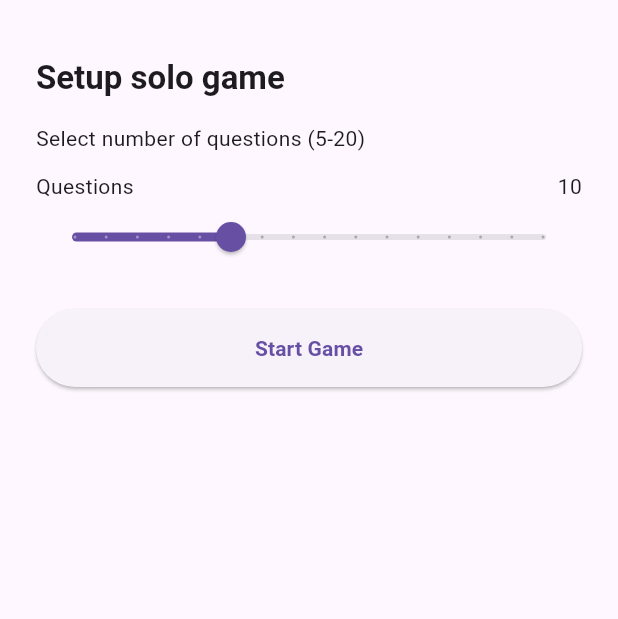
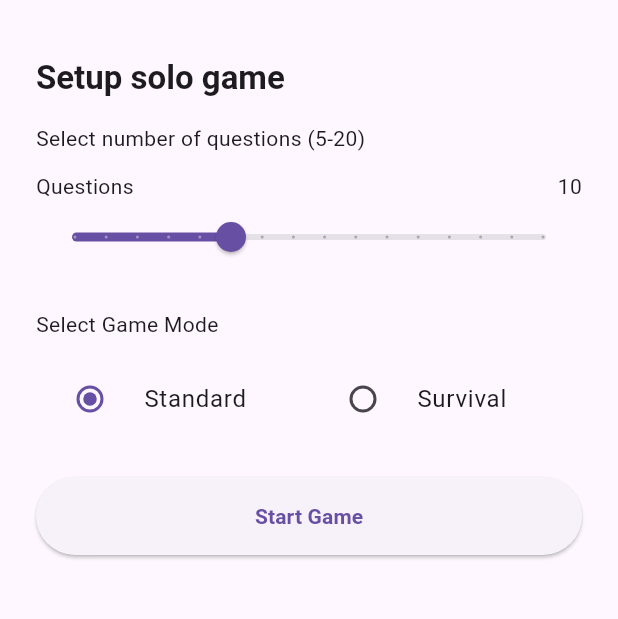
Before and after one commit to nmalen/QuizzBuilder_client, a Flutter app: the SetupSoloScreen screen opened directly, on a phone screen of 412 x 824 dp, the part 63-682 px from its top. Run offline on Flutter 3.47's test engine with Material 3 defaults, Android fonts, the phone set to English and light mode, and no system bars; our stand-ins replace flutter_secure_storage, shared_preferences; accounts and stored records are empty.

Commit message:
survival mode for solo game - unique questions for multiplayer game

```diff
--- a/lib/l10n/app_en.arb
+++ b/lib/l10n/app_en.arb
@@ -1,4 +1,6 @@
 {
+  "standardMode": "Standard",
+  "survivalMode": "Survival",
   "easy": "Easy",
   "medium": "Medium",
   "hard": "Hard",
--- a/lib/l10n/app_fr.arb
+++ b/lib/l10n/app_fr.arb
@@ -1,4 +1,6 @@
 {
+  "standardMode": "Standard",
+  "survivalMode": "Survie",
   "easy": "Facile",
   "medium": "Moyen",
   "hard": "Difficile",
--- a/lib/l10n/app_localizations.dart
+++ b/lib/l10n/app_localizations.dart
@@ -94,6 +94,18 @@ abstract class AppLocalizations {
     Locale('en'),
     Locale('fr')
   ];
+
+  /// No description provided for @standardMode.
+  ///
+  /// In en, this message translates to:
+  /// **'Standard'**
+  String get standardMode;
+
+  /// No description provided for @survivalMode.
+  ///
+  /// In en, this message translates to:
+  /// **'Survival'**
+  String get survivalMode;
 
   /// No description provided for @easy.
   ///
--- a/lib/l10n/app_localizations_en.dart
+++ b/lib/l10n/app_localizations_en.dart
@@ -7,6 +7,12 @@ import 'app_localizations.dart';
 /// The translations for English (`en`).
 class AppLocalizationsEn extends AppLocalizations {
   AppLocalizationsEn([String locale = 'en']) : super(locale);
+
+  @override
+  String get standardMode => 'Standard';
+
+  @override
+  String get survivalMode => 'Survival';
 
   @override
   String get easy => 'Easy';
--- a/lib/l10n/app_localizations_fr.dart
+++ b/lib/l10n/app_localizations_fr.dart
@@ -7,6 +7,12 @@ import 'app_localizations.dart';
 /// The translations for French (`fr`).
 class AppLocalizationsFr extends AppLocalizations {
   AppLocalizationsFr([String locale = 'fr']) : super(locale);
+
+  @override
+  String get standardMode => 'Standard';
+
+  @override
+  String get survivalMode => 'Survie';
 
   @override
   String get easy => 'Facile';
--- a/lib/ui/setup_multiplayer_screen.dart
+++ b/lib/ui/setup_multiplayer_screen.dart
@@ -13,6 +13,7 @@ class SetupMultiplayerScreen extends StatefulWidget {
 class _SetupMultiplayerScreenState extends State<SetupMultiplayerScreen> {
   int _playerCount = 2;
   int _questionCount = 10;
+  String _gameMode = 'standard';
 
   @override
   Widget build(BuildContext context) {
@@ -82,6 +83,7 @@ class _SetupMultiplayerScreenState extends State<SetupMultiplayerScreen> {
               },
             ),
             const SizedBox(height: 24),
+            // Only standard mode is available for multiplayer
             ElevatedButton(
               onPressed: () {
                 if (_playerCount == 1) {
@@ -90,7 +92,7 @@ class _SetupMultiplayerScreenState extends State<SetupMultiplayerScreen> {
                     MaterialPageRoute(
                       builder: (_) => GameScreenSolo(
                         questionCount: _questionCount,
-                        // difficulties removed, now handled in selected_themes_screen
+                        gameMode: _gameMode,
                       ),
                     ),
                   );
@@ -101,7 +103,6 @@ class _SetupMultiplayerScreenState extends State<SetupMultiplayerScreen> {
                       builder: (_) => GameScreenMultiplayer(
                         playerCount: _playerCount,
                         questionCount: _questionCount,
-                        // difficulties removed, now handled in selected_themes_screen
                       ),
                     ),
                   );
--- a/lib/ui/setup_solo_screen.dart
+++ b/lib/ui/setup_solo_screen.dart
@@ -11,6 +11,7 @@ class SetupSoloScreen extends StatefulWidget {
 
 class _SetupSoloScreenState extends State<SetupSoloScreen> {
   int _questionCount = 10;
+  String _gameMode = 'standard';
 
   @override
   Widget build(BuildContext context) {
@@ -55,6 +56,40 @@ class _SetupSoloScreenState extends State<SetupSoloScreen> {
               },
             ),
             const SizedBox(height: 24),
+            Text(
+              AppLocalizations.of(context)!.selectGameMode,
+              style: Theme.of(context).textTheme.bodyMedium,
+            ),
+            const SizedBox(height: 12),
+            Row(
+              children: [
+                Expanded(
+                  child: RadioListTile<String>(
+                    value: 'standard',
+                    groupValue: _gameMode,
+                    onChanged: (value) {
+                      setState(() {
+                        _gameMode = value!;
+                      });
+                    },
+                    title: Text(AppLocalizations.of(context)!.standardMode),
+                  ),
+                ),
+                Expanded(
+                  child: RadioListTile<String>(
+                    value: 'survival',
+                    groupValue: _gameMode,
+                    onChanged: (value) {
+                      setState(() {
+                        _gameMode = value!;
+                      });
+                    },
+                    title: Text(AppLocalizations.of(context)!.survivalMode),
+                  ),
+                ),
+              ],
+            ),
+            const SizedBox(height: 24),
             ElevatedButton(
               onPressed: () {
                 Navigator.push(
@@ -62,6 +97,7 @@ class _SetupSoloScreenState extends State<SetupSoloScreen> {
                   MaterialPageRoute(
                     builder: (_) => GameScreenSolo(
                       questionCount: _questionCount,
+                      gameMode: _gameMode,
                     ),
                   ),
                 );
```
Also changed, not shown: lib/ui/game_screen_multiplayer.dart (+28 -22 lines), lib/ui/game_screen_solo.dart (+36 -10 lines).
